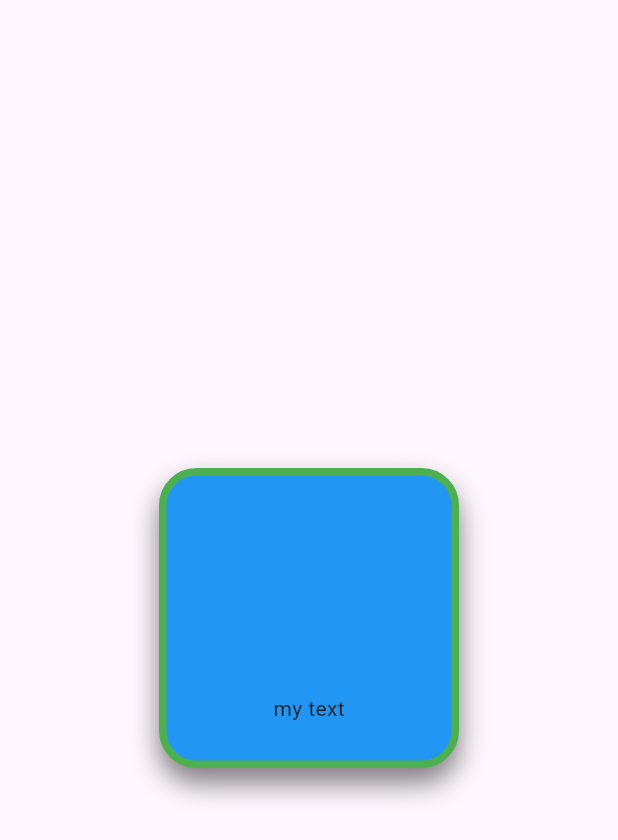
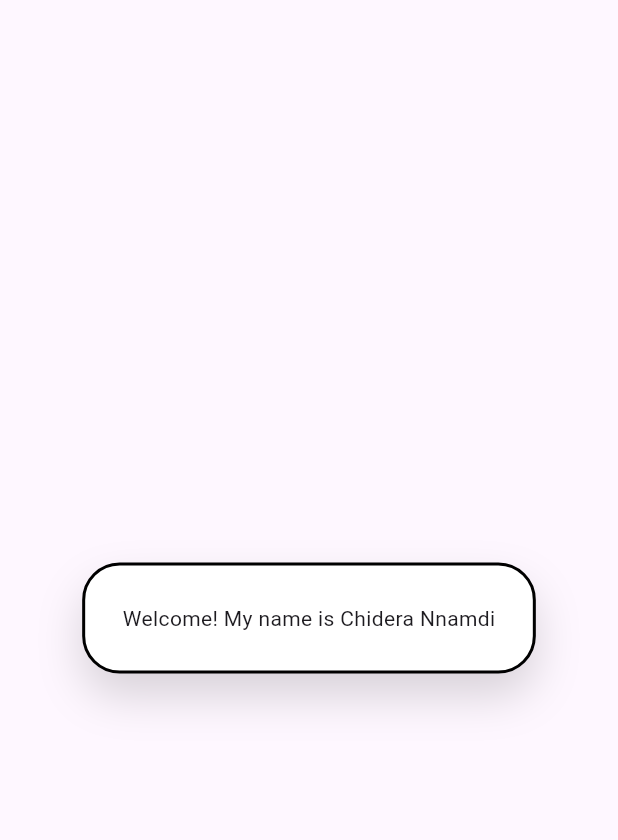
Before and after one commit to Dera-codes/my_portfolio, a Flutter app: the screen it shows after launch, on a phone screen of 412 x 824 dp. Shown: the top 840 px of the screen. Run offline on Flutter 3.47's test engine with Material 2 defaults, Android fonts, the light colour scheme and no system bars.

Commit message:
container tweaks

```diff
--- a/lib/pages/home/home_page.dart
+++ b/lib/pages/home/home_page.dart
@@ -10,21 +10,18 @@ class HomePage extends StatelessWidget {
     return Scaffold(
       body: Center(
         child: Container(
-          width: 200,
-          height: 200,
           padding: EdgeInsets.all(25.0),
-          alignment: Alignment.bottomCenter,
           decoration: BoxDecoration(
-              color: Colors.blue,
+              color: Colors.white,
               boxShadow: [
                 BoxShadow(
-                    color: Colors.black.withOpacity(.5),
-                    offset: Offset(0, 10),
-                    blurRadius: 15),
+                    color: Colors.black.withOpacity(.15),
+                    offset: Offset(0, 15),
+                    blurRadius: 25),
               ],
-              border: Border.all(color: Colors.green, width: 5),
+              border: Border.all(color: Colors.black, width: 2),
               borderRadius: BorderRadius.circular(25)),
-          child: Text('my text'),
+          child: Text('Welcome! My name is Chidera Nnamdi'),
         ),
       ),
     );
```
